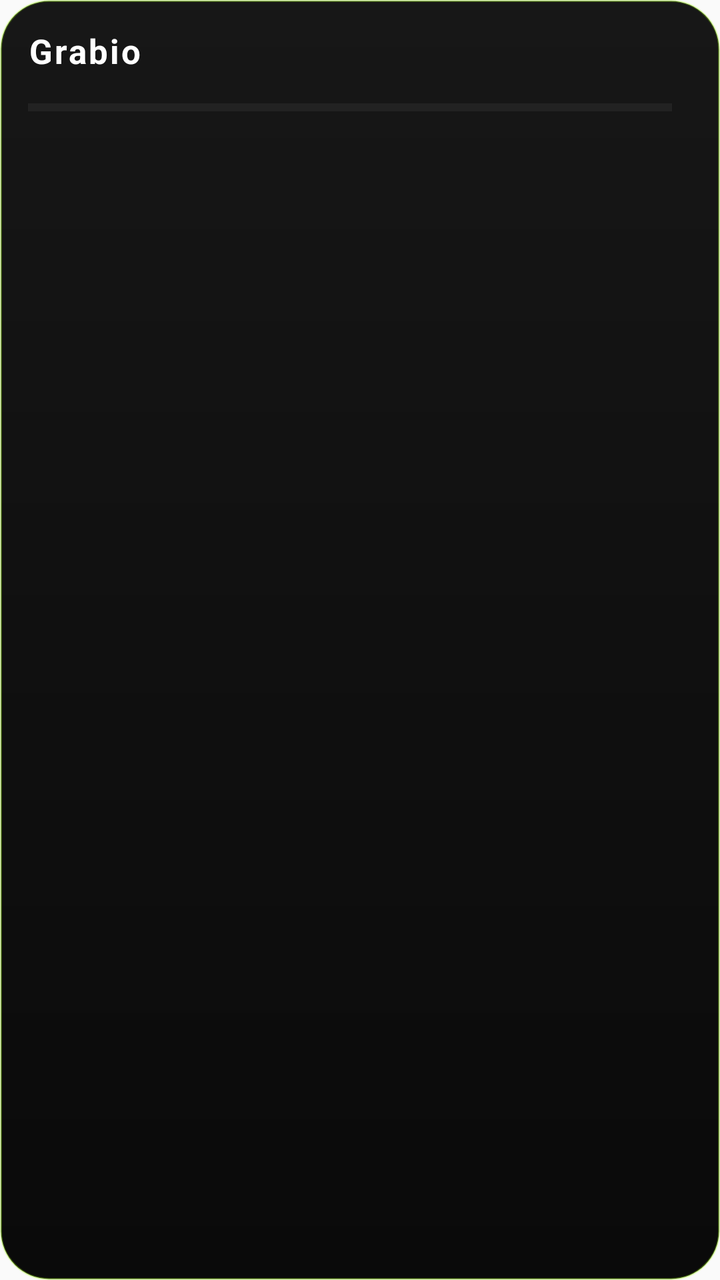
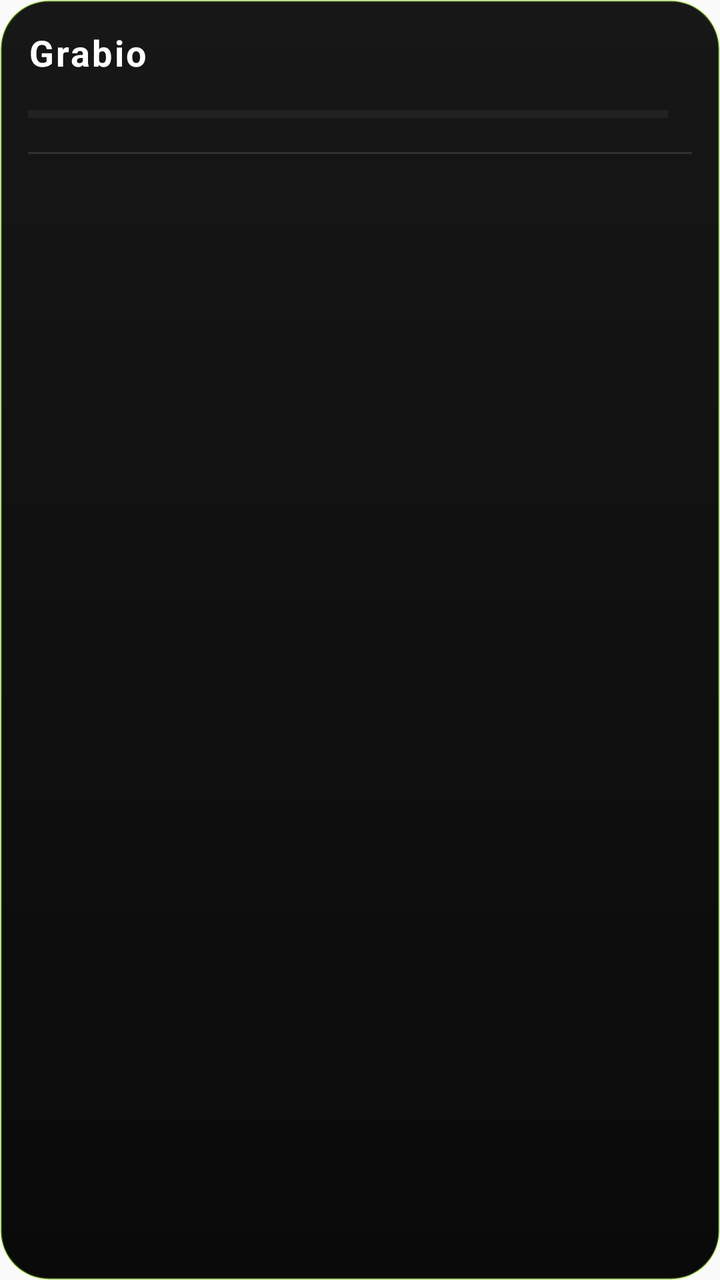

Before-and-after screenshots of an Android layout around one commit, followed by the original layout XML and the change that was made.
<!-- AndroidManifest.xml: application theme Theme.Grabio -->
<!-- res/layout/widget_grabio.xml -->
<?xml version="1.0" encoding="utf-8"?>
<LinearLayout xmlns:android="http://schemas.android.com/apk/res/android"
    android:layout_width="match_parent"
    android:layout_height="match_parent"
    android:orientation="vertical"
    android:background="@drawable/widget_bg"
    android:padding="14dp">

    <LinearLayout
        android:id="@+id/widget_header"
        android:layout_width="match_parent"
        android:layout_height="wrap_content"
        android:orientation="horizontal"
        android:gravity="center_vertical">

        <TextView
            android:id="@+id/widget_title"
            android:layout_width="wrap_content"
            android:layout_height="wrap_content"
            android:text="Grabio"
            android:textColor="#FFFFFF"
            android:textStyle="bold"
            android:letterSpacing="0.06"
            android:textSize="17sp" />

        <TextView
            android:id="@+id/widget_day"
            android:layout_width="0dp"
            android:layout_height="wrap_content"
            android:layout_weight="1"
            android:gravity="end"
            android:text=""
            android:textColor="#A3FF12"
            android:textSize="12sp" />
    </LinearLayout>

    <LinearLayout
        android:layout_width="match_parent"
        android:layout_height="wrap_content"
        android:layout_marginTop="9dp"
        android:orientation="horizontal"
        android:gravity="center_vertical">

        <ProgressBar
            android:id="@+id/widget_progress"
            style="?android:attr/progressBarStyleHorizontal"
            android:layout_width="0dp"
            android:layout_height="6dp"
            android:layout_weight="1"
            android:max="100"
            android:progress="0"
            android:progressTint="#A3FF12"
            android:progressBackgroundTint="#33FFFFFF" />

        <TextView
            android:id="@+id/widget_count"
            android:layout_width="wrap_content"
            android:layout_height="wrap_content"
            android:layout_marginStart="10dp"
            android:text=""
            android:textColor="#E4E4DC"
            android:textSize="12sp"
            android:textStyle="bold" />
    </LinearLayout>

    <ListView
        android:id="@+id/widget_list"
        android:layout_width="match_parent"
        android:layout_height="0dp"
        android:layout_weight="1"
        android:layout_marginTop="8dp"
        android:divider="@null"
        android:dividerHeight="0dp"
        android:scrollbars="none"
        android:cacheColorHint="@android:color/transparent"
        android:listSelector="@android:color/transparent" />

</LinearLayout>
<!-- resources referenced by this layout -->
<resources>
  <!-- drawable widget_bg (drawable) -->
  <?xml version="1.0" encoding="utf-8"?>
  <shape xmlns:android="http://schemas.android.com/apk/res/android"
      android:shape="rectangle">
      <gradient
          android:angle="270"
          android:startColor="#FF171717"
          android:centerColor="#FF101010"
          android:endColor="#FF0A0A0A"
          android:type="linear" />
      <corners android:radius="24dp" />
      <stroke
          android:width="1dp"
          android:color="#4DA3FF12" />
  </shape>
  <style name="Theme.Grabio" parent="android:Theme.Material.Light.NoActionBar">
          <item name="android:statusBarColor">@android:color/transparent</item>
          <item name="android:windowLightStatusBar">true</item>
      </style>
</resources>

<!-- the commit's change to res/layout/widget_grabio.xml (unified diff, before → after) -->
@@ -21,7 +21,7 @@
             android:textColor="#FFFFFF"
             android:textStyle="bold"
             android:letterSpacing="0.06"
-            android:textSize="17sp" />
+            android:textSize="18sp" />
 
         <TextView
             android:id="@+id/widget_day"
@@ -31,13 +31,13 @@
             android:gravity="end"
             android:text=""
             android:textColor="#A3FF12"
-            android:textSize="12sp" />
+            android:textSize="13sp" />
     </LinearLayout>
 
     <LinearLayout
         android:layout_width="match_parent"
         android:layout_height="wrap_content"
-        android:layout_marginTop="9dp"
+        android:layout_marginTop="10dp"
         android:orientation="horizontal"
         android:gravity="center_vertical">
 
@@ -45,7 +45,7 @@
             android:id="@+id/widget_progress"
             style="?android:attr/progressBarStyleHorizontal"
             android:layout_width="0dp"
-            android:layout_height="6dp"
+            android:layout_height="8dp"
             android:layout_weight="1"
             android:max="100"
             android:progress="0"
@@ -56,21 +56,27 @@
             android:id="@+id/widget_count"
             android:layout_width="wrap_content"
             android:layout_height="wrap_content"
-            android:layout_marginStart="10dp"
+            android:layout_marginStart="12dp"
             android:text=""
-            android:textColor="#E4E4DC"
-            android:textSize="12sp"
+            android:textColor="#FFFFFF"
+            android:textSize="13sp"
             android:textStyle="bold" />
     </LinearLayout>
+
+    <View
+        android:layout_width="match_parent"
+        android:layout_height="1dp"
+        android:layout_marginTop="10dp"
+        android:layout_marginBottom="6dp"
+        android:background="#1FFFFFFF" />
 
     <ListView
         android:id="@+id/widget_list"
         android:layout_width="match_parent"
         android:layout_height="0dp"
         android:layout_weight="1"
-        android:layout_marginTop="8dp"
-        android:divider="@null"
-        android:dividerHeight="0dp"
+        android:divider="@android:color/transparent"
+        android:dividerHeight="6dp"
         android:scrollbars="none"
         android:cacheColorHint="@android:color/transparent"
         android:listSelector="@android:color/transparent" />
